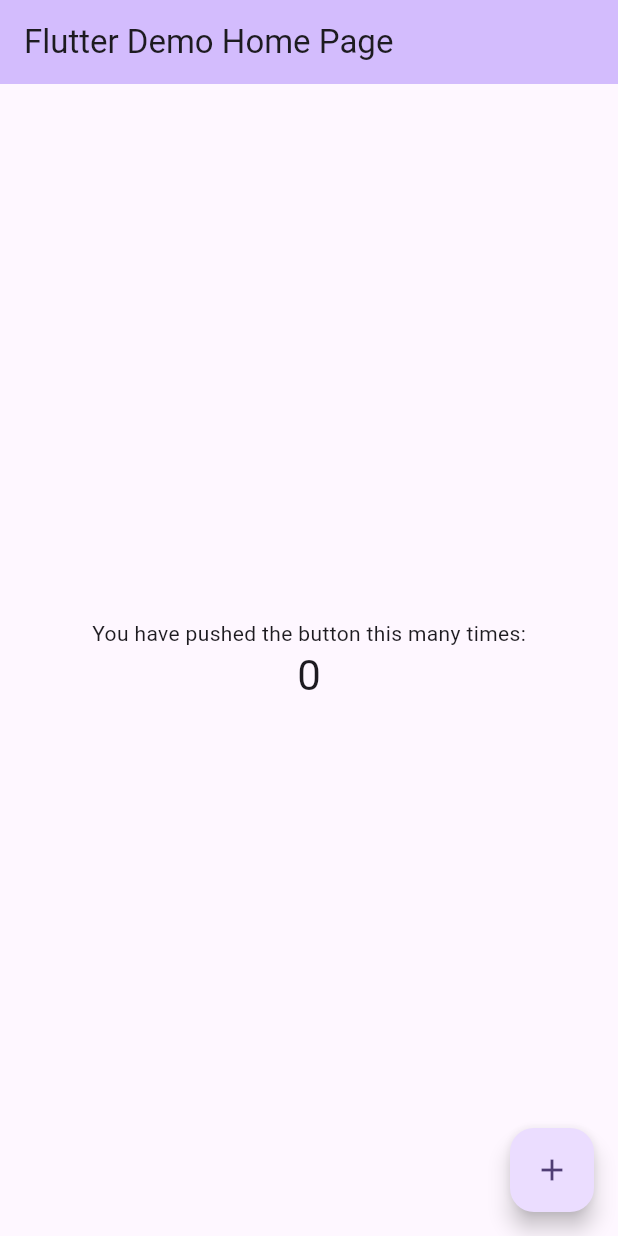
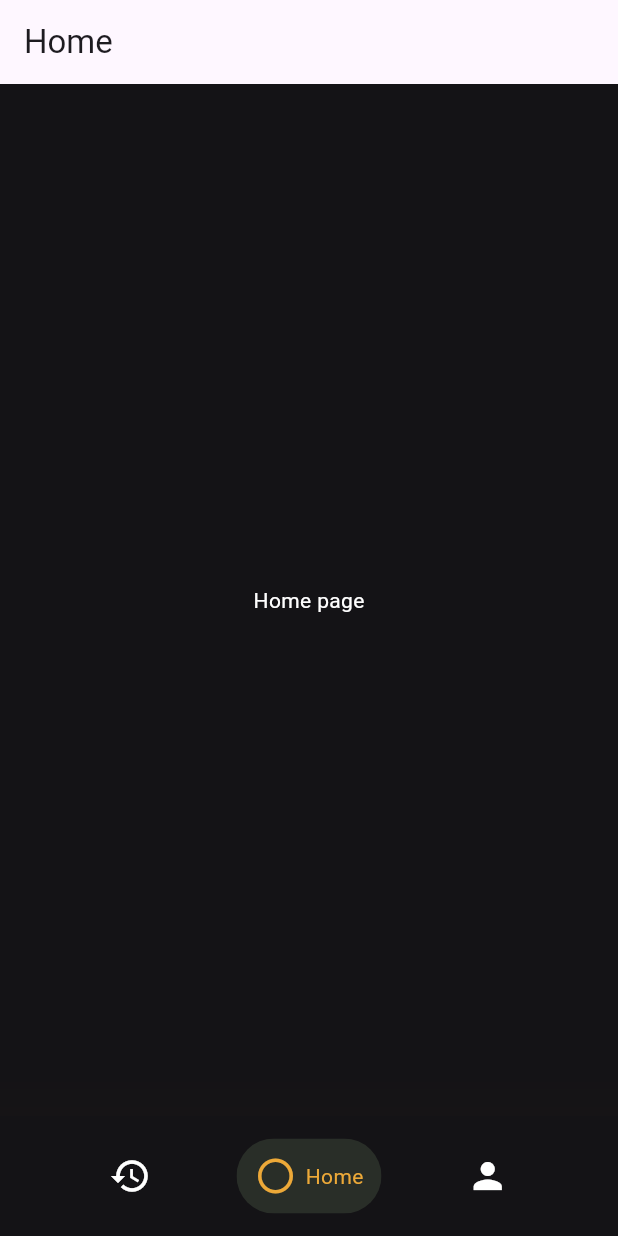
Before and after one commit to zendrexx/workout_app, a Flutter app: the screen it shows after launch, on a phone screen of 412 x 824 dp. Run offline on Flutter 3.47's test engine with Material 3 defaults, Android fonts, the phone set to English and light mode, and no system bars.

Commit message:
bottom app navigation with navigation and animation

```diff
--- /dev/null
+++ b/client/lib/features/history/history_page.dart
@@ -0,0 +1,10 @@
+import 'package:flutter/material.dart';
+
+class HistoryPage extends StatelessWidget {
+  const HistoryPage({super.key});
+
+  @override
+  Widget build(BuildContext context) {
+    return Center(child: Text("History"));
+  }
+}
--- /dev/null
+++ b/client/lib/features/home/home_page.dart
@@ -0,0 +1,10 @@
+import 'package:flutter/material.dart';
+
+class HomePage extends StatelessWidget {
+  const HomePage({super.key});
+
+  @override
+  Widget build(BuildContext context) {
+    return Center(child: Text("Home page"));
+  }
+}
--- /dev/null
+++ b/client/lib/features/main_page.dart
@@ -0,0 +1,54 @@
+import 'package:client/features/history/history_page.dart';
+import 'package:client/features/home/home_page.dart';
+import 'package:client/features/profile/profile_page.dart';
+import 'package:client/widgets/bottom_nav_widget.dart';
+import 'package:flutter/material.dart';
+
+class MainPage extends StatefulWidget {
+  const MainPage({super.key});
+
+  @override
+  State<MainPage> createState() => _MainPageState();
+}
+
+class _MainPageState extends State<MainPage> {
+  int currentPage = 1;
+
+  final List<Widget> pages = const [HistoryPage(), HomePage(), ProfilePage()];
+
+  final List<IconData> icons = [
+    Icons.history,
+    Icons.circle_outlined,
+    Icons.person,
+  ];
+
+  final List<String> labels = ["History", "Home", "Profile"];
+
+  @override
+  Widget build(BuildContext context) {
+    return Scaffold(
+      backgroundColor: const Color(0xff141316),
+      appBar: AppBar(title: Text(labels[currentPage])),
+      body: pages[currentPage],
+      bottomNavigationBar: BottomAppBar(
+        shadowColor: const Color(0xffEDA938),
+        elevation: 50,
+        color: const Color(0xff141316),
+        child: Row(
+          mainAxisAlignment: MainAxisAlignment.spaceEvenly,
+          children: List.generate(
+            icons.length,
+            (index) => BottomNavHandler(
+              isActive: currentPage == index,
+              icon: icons[index],
+              label: labels[index],
+              onTap: () {
+                setState(() => currentPage = index);
+              },
+            ),
+          ),
+        ),
+      ),
+    );
+  }
+}
--- /dev/null
+++ b/client/lib/features/profile/profile_page.dart
@@ -0,0 +1,10 @@
+import 'package:flutter/material.dart';
+
+class ProfilePage extends StatelessWidget {
+  const ProfilePage({super.key});
+
+  @override
+  Widget build(BuildContext context) {
+    return Center(child: Text("Profile page"));
+  }
+}
--- a/client/lib/main.dart
+++ b/client/lib/main.dart
@@ -1,3 +1,5 @@
+import 'package:client/features/home/home_page.dart';
+import 'package:client/features/main_page.dart';
 import 'package:flutter/material.dart';
 
 void main() {
@@ -11,112 +13,17 @@ class MyApp extends StatelessWidget {
   @override
   Widget build(BuildContext context) {
     return MaterialApp(
+      debugShowCheckedModeBanner: false,
       title: 'Flutter Demo',
       theme: ThemeData(
-        // This is the theme of your application.
-        //
-        // TRY THIS: Try running your application with "flutter run". You'll see
-        // the application has a purple toolbar. Then, without quitting the app,
-        // try changing the seedColor in the colorScheme below to Colors.green
-        // and then invoke "hot reload" (save your changes or press the "hot
-        // reload" button in a Flutter-supported IDE, or press "r" if you used
-        // the command line to start the app).
-        //
-        // Notice that the counter didn't reset back to zero; the application
-        // state is not lost during the reload. To reset the state, use hot
-        // restart instead.
-        //
-        // This works for code too, not just values: Most code changes can be
-        // tested with just a hot reload.
         colorScheme: ColorScheme.fromSeed(seedColor: Colors.deepPurple),
+        textTheme: ThemeData.light().textTheme.apply(
+          bodyColor: Colors.white,
+          displayColor: Colors.white,
+        ),
       ),
-      home: const MyHomePage(title: 'Flutter Demo Home Page'),
+
+      home: const MainPage(),
     );
   }
 }
-
-class MyHomePage extends StatefulWidget {
-  const MyHomePage({super.key, required this.title});
-
-  // This widget is the home page of your application. It is stateful, meaning
-  // that it has a State object (defined below) that contains fields that affect
-  // how it looks.
-
-  // This class is the configuration for the state. It holds the values (in this
-  // case the title) provided by the parent (in this case the App widget) and
-  // used by the build method of the State. Fields in a Widget subclass are
-  // always marked "final".
-
-  final String title;
-
-  @override
-  State<MyHomePage> createState() => _MyHomePageState();
-}
-
-class _MyHomePageState extends State<MyHomePage> {
-  int _counter = 0;
-
-  void _incrementCounter() {
-    setState(() {
-      // This call to setState tells the Flutter framework that something has
-      // changed in this State, which causes it to rerun the build method below
-      // so that the display can reflect the updated values. If we changed
-      // _counter without calling setState(), then the build method would not be
-      // called again, and so nothing would appear to happen.
-      _counter++;
-    });
-  }
-
-  @override
-  Widget build(BuildContext context) {
-    // This method is rerun every time setState is called, for instance as done
-    // by the _incrementCounter method above.
-    //
-    // The Flutter framework has been optimized to make rerunning build methods
-    // fast, so that you can just rebuild anything that needs updating rather
-    // than having to individually change instances of widgets.
-    return Scaffold(
-      appBar: AppBar(
-        // TRY THIS: Try changing the color here to a specific color (to
-        // Colors.amber, perhaps?) and trigger a hot reload to see the AppBar
-        // change color while the other colors stay the same.
-        backgroundColor: Theme.of(context).colorScheme.inversePrimary,
-        // Here we take the value from the MyHomePage object that was created by
-        // the App.build method, and use it to set our appbar title.
-        title: Text(widget.title),
-      ),
-      body: Center(
-        // Center is a layout widget. It takes a single child and positions it
-        // in the middle of the parent.
-        child: Column(
-          // Column is also a layout widget. It takes a list of children and
-          // arranges them vertically. By default, it sizes itself to fit its
-          // children horizontally, and tries to be as tall as its parent.
-          //
-          // Column has various properties to control how it sizes itself and
-          // how it positions its children. Here we use mainAxisAlignment to
-          // center the children vertically; the main axis here is the vertical
-          // axis because Columns are vertical (the cross axis would be
-          // horizontal).
-          //
-          // TRY THIS: Invoke "debug painting" (choose the "Toggle Debug Paint"
-          // action in the IDE, or press "p" in the console), to see the
-          // wireframe for each widget.
-          mainAxisAlignment: MainAxisAlignment.center,
-          children: <Widget>[
-            const Text('You have pushed the button this many times:'),
-            Text(
-              '$_counter',
-              style: Theme.of(context).textTheme.headlineMedium,
-            ),
-          ],
-        ),
-      ),
-      floatingActionButton: FloatingActionButton(
-        onPressed: _incrementCounter,
-        tooltip: 'Increment',
-        child: const Icon(Icons.add),
-      ), // This trailing comma makes auto-formatting nicer for build methods.
-    );
-  }
-}
--- /dev/null
+++ b/client/lib/widgets/bottom_nav_widget.dart
@@ -0,0 +1,58 @@
+import 'package:flutter/material.dart';
+
+class BottomNavHandler extends StatelessWidget {
+  final bool isActive;
+  final IconData icon;
+  final String label;
+  final VoidCallback onTap;
+
+  const BottomNavHandler({
+    super.key,
+    required this.isActive,
+    required this.icon,
+    required this.label,
+    required this.onTap,
+  });
+
+  @override
+  Widget build(BuildContext context) {
+    return GestureDetector(
+      onTap: onTap,
+      child: ClipRRect(
+        borderRadius: BorderRadius.circular(30),
+        child: AnimatedSize(
+          duration: const Duration(milliseconds: 300),
+          curve: Curves.easeInOutCubicEmphasized,
+          child: Container(
+            height: 50,
+            padding: EdgeInsets.symmetric(horizontal: isActive ? 12 : 0),
+            decoration: BoxDecoration(
+              color: isActive ? const Color(0xff292E28) : Colors.transparent,
+            ),
+            child: Row(
+              mainAxisAlignment: MainAxisAlignment.center,
+              mainAxisSize: MainAxisSize.min, // <-- auto-shrink to content
+              children: [
+                Icon(
+                  icon,
+                  color: isActive ? const Color(0xffEDA938) : Colors.white,
+                  size: 28,
+                ),
+                if (isActive) ...[
+                  const SizedBox(width: 6),
+                  Text(
+                    label,
+                    style: const TextStyle(
+                      color: Color(0xffEDA938),
+                      fontSize: 14,
+                    ),
+                  ),
+                ],
+              ],
+            ),
+          ),
+        ),
+      ),
+    );
+  }
+}
```
